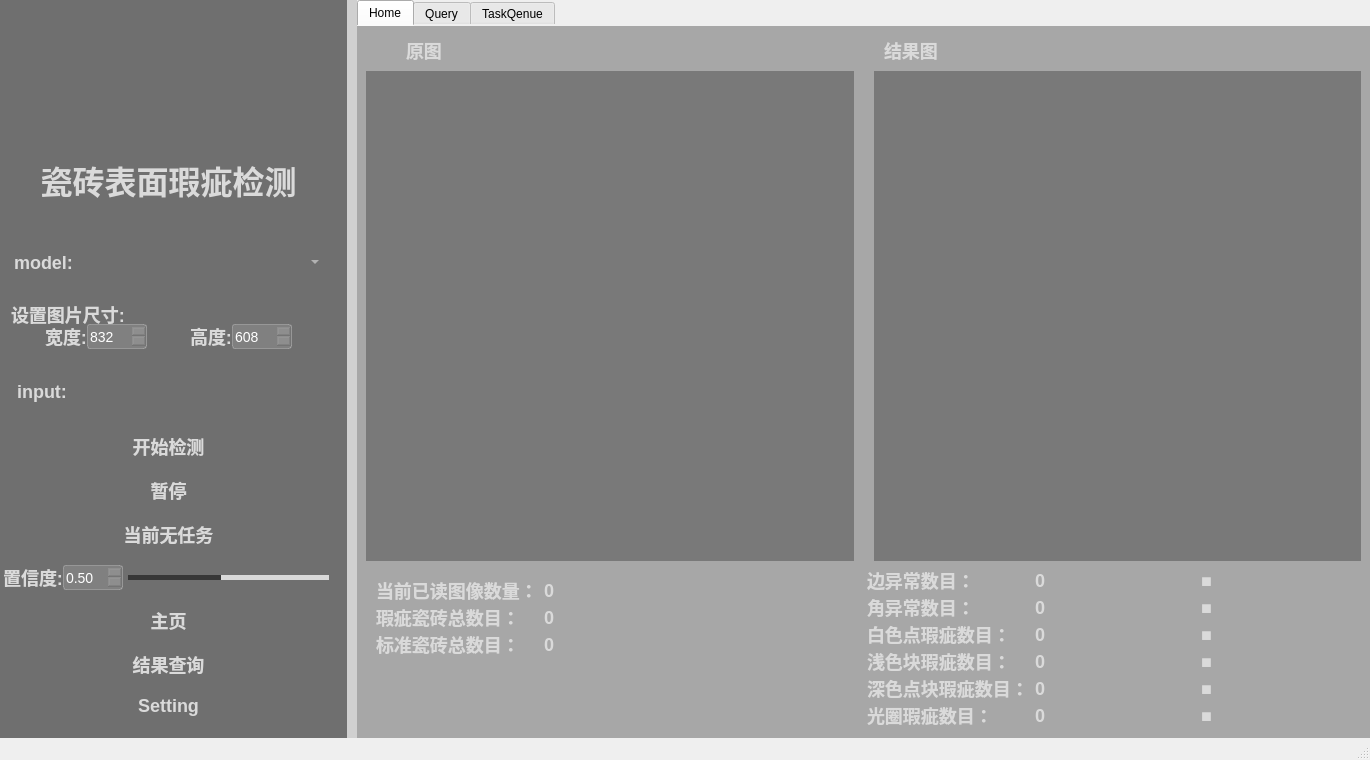
liwanyu0000/project, file ui/Window.ui: the form before one commit.
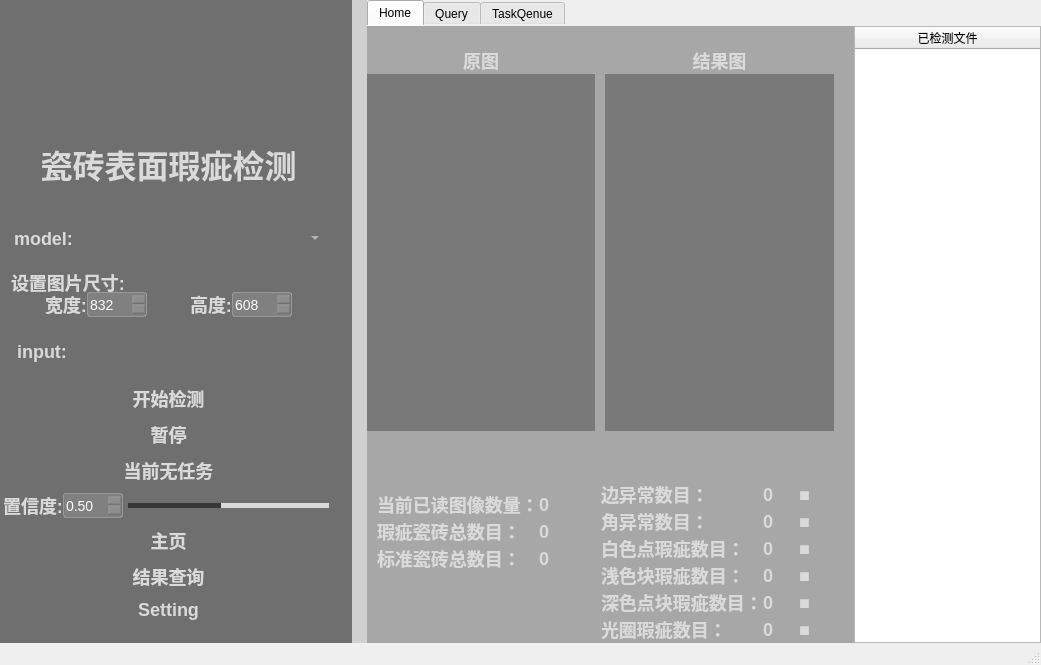
The form after the commit. Icons and pictures are not drawn.

What changed in the file:
```diff
--- a/ui/Window.ui
+++ b/ui/Window.ui
@@ -6,8 +6,8 @@
    <rect>
     <x>0</x>
     <y>0</y>
-    <width>1370</width>
-    <height>760</height>
+    <width>1010</width>
+    <height>665</height>
    </rect>
   </property>
   <property name="windowTitle">
@@ -95,9 +95,6 @@
 }
 #queryButton {
 	font-size: 24px;
-}
-# {
-	background:rgba(85, 85, 85, 0.2);
 }</string>
   </property>
   <widget class="QWidget" name="centralwidget">
@@ -106,7 +103,7 @@
 border: 0px solid #42adff;
 border-radius:5px;}</string>
    </property>
-   <layout class="QHBoxLayout" name="horizontalLayout_4" stretch="1,0,5">
+   <layout class="QHBoxLayout" name="horizontalLayout_4" stretch="5,1,20">
     <property name="spacing">
      <number>0</number>
     </property>
@@ -1112,12 +1109,12 @@
          <property name="minimumSize">
           <size>
            <width>0</width>
-           <height>100</height>
+           <height>0</height>
           </size>
          </property>
          <property name="maximumSize">
           <size>
-           <width>10</width>
+           <width>15</width>
            <height>16777215</height>
           </size>
          </property>
@@ -1152,7 +1149,7 @@
       </property>
       <property name="maximumSize">
        <size>
-        <width>10</width>
+        <width>15</width>
         <height>16777215</height>
        </size>
       </property>
@@ -1224,16 +1221,43 @@
        <attribute name="title">
         <string>Home</string>
        </attribute>
-       <layout class="QVBoxLayout" name="verticalLayout_3" stretch="1,5,1">
-        <item>
-         <layout class="QHBoxLayout" name="homeHeadHorizontalLayout" stretch="0,0">
+       <layout class="QHBoxLayout" name="horizontalLayout_2" stretch="5,0,0,2">
           <property name="spacing">
            <number>0</number>
           </property>
           <property name="leftMargin">
-           <number>40</number>
-          </property>
+         <number>0</number>
+        </property>
+        <property name="topMargin">
+         <number>0</number>
+        </property>
+        <property name="rightMargin">
+         <number>0</number>
+        </property>
+        <property name="bottomMargin">
+         <number>0</number>
+        </property>
           <item>
+         <layout class="QVBoxLayout" name="homeLeftVerticalLayout">
+          <property name="spacing">
+           <number>0</number>
+          </property>
+          <item>
+           <widget class="QLabel" name="nameLabel">
+            <property name="text">
+             <string/>
+            </property>
+           </widget>
+          </item>
+          <item>
+           <layout class="QGridLayout" name="homeCenterGridLayout">
+            <property name="horizontalSpacing">
+             <number>10</number>
+            </property>
+            <property name="verticalSpacing">
+             <number>0</number>
+            </property>
+            <item row="0" column="0">
            <widget class="QLabel" name="ANSLabel">
             <property name="maximumSize">
              <size>
@@ -1247,14 +1271,17 @@
             <property name="text">
              <string>原图</string>
             </property>
-           </widget>
-          </item>
-          <item>
+              <property name="alignment">
+               <set>Qt::AlignCenter</set>
+              </property>
+             </widget>
+            </item>
+            <item row="0" column="1">
            <widget class="QLabel" name="ODLabel">
             <property name="maximumSize">
              <size>
               <width>16777215</width>
-              <height>30</height>
+                <height>16777215</height>
              </size>
             </property>
             <property name="styleSheet">
@@ -1263,17 +1290,13 @@
             <property name="text">
              <string>结果图</string>
             </property>
-           </widget>
-          </item>
-         </layout>
-        </item>
-        <item>
-         <layout class="QHBoxLayout" name="homeCenterHorizontalLayout" stretch="0,0">
-          <property name="spacing">
-           <number>20</number>
-          </property>
-          <item>
-           <widget class="QGraphicsView" name="graphicsView_2">
+              <property name="alignment">
+               <set>Qt::AlignCenter</set>
+              </property>
+             </widget>
+            </item>
+            <item row="1" column="0">
+             <widget class="QGraphicsView" name="inputImage">
             <property name="styleSheet">
              <string notr="true">QGraphicsView{
 background-color: rgba(75, 75, 75, 0.5);
@@ -1282,8 +1305,8 @@
             </property>
            </widget>
           </item>
-          <item>
-           <widget class="QGraphicsView" name="graphicsView">
+            <item row="1" column="1">
+             <widget class="QGraphicsView" name="outImage">
             <property name="styleSheet">
              <string notr="true">QGraphicsView{
 background-color: rgba(75, 75, 75, 0.5);
@@ -1295,6 +1318,97 @@
           </item>
          </layout>
         </item>
+          <item>
+           <layout class="QHBoxLayout" name="horizontalLayout">
+            <property name="spacing">
+             <number>40</number>
+            </property>
+            <item>
+             <spacer name="leftHorizontalSpacer">
+              <property name="orientation">
+               <enum>Qt::Horizontal</enum>
+              </property>
+              <property name="sizeHint" stdset="0">
+               <size>
+                <width>40</width>
+                <height>20</height>
+               </size>
+              </property>
+             </spacer>
+            </item>
+            <item>
+             <widget class="QPushButton" name="reduceButton">
+              <property name="minimumSize">
+               <size>
+                <width>50</width>
+                <height>50</height>
+               </size>
+              </property>
+              <property name="maximumSize">
+               <size>
+                <width>50</width>
+                <height>50</height>
+               </size>
+              </property>
+              <property name="text">
+               <string/>
+              </property>
+              <property name="icon">
+               <iconset resource="../apprcc.qrc">
+                <normaloff>:/img/icon/reduce.png</normaloff>:/img/icon/reduce.png</iconset>
+              </property>
+              <property name="iconSize">
+               <size>
+                <width>40</width>
+                <height>40</height>
+               </size>
+              </property>
+             </widget>
+            </item>
+            <item>
+             <widget class="QPushButton" name="amplifyButton">
+              <property name="minimumSize">
+               <size>
+                <width>50</width>
+                <height>50</height>
+               </size>
+              </property>
+              <property name="maximumSize">
+               <size>
+                <width>50</width>
+                <height>50</height>
+               </size>
+              </property>
+              <property name="text">
+               <string/>
+              </property>
+              <property name="icon">
+               <iconset resource="../apprcc.qrc">
+                <normaloff>:/img/icon/amplify.png</normaloff>:/img/icon/amplify.png</iconset>
+              </property>
+              <property name="iconSize">
+               <size>
+                <width>40</width>
+                <height>40</height>
+               </size>
+              </property>
+             </widget>
+            </item>
+            <item>
+             <spacer name="rightHorizontalSpacer">
+              <property name="orientation">
+               <enum>Qt::Horizontal</enum>
+              </property>
+              <property name="sizeHint" stdset="0">
+               <size>
+                <width>40</width>
+                <height>20</height>
+               </size>
+              </property>
+             </spacer>
+            </item>
+           </layout>
+          </item>
         <item>
          <layout class="QHBoxLayout" name="homeEndHorizontalLayout">
           <item>
@@ -1564,6 +1678,162 @@
            </layout>
           </item>
          </layout>
+          </item>
+         </layout>
+        </item>
+        <item>
+         <widget class="QPushButton" name="putAwayFileListButton">
+          <property name="sizePolicy">
+           <sizepolicy hsizetype="Preferred" vsizetype="Preferred">
+            <horstretch>0</horstretch>
+            <verstretch>0</verstretch>
+           </sizepolicy>
+          </property>
+          <property name="minimumSize">
+           <size>
+            <width>0</width>
+            <height>0</height>
+           </size>
+          </property>
+          <property name="maximumSize">
+           <size>
+            <width>10</width>
+            <height>16777215</height>
+           </size>
+          </property>
+          <property name="styleSheet">
+           <string notr="true"/>
+          </property>
+          <property name="text">
+           <string/>
+          </property>
+          <property name="icon">
+           <iconset resource="../apprcc.qrc">
+            <normaloff>:/img/icon/展开.png</normaloff>:/img/icon/展开.png</iconset>
+          </property>
+          <property name="autoDefault">
+           <bool>false</bool>
+          </property>
+          <property name="default">
+           <bool>false</bool>
+          </property>
+          <property name="flat">
+           <bool>false</bool>
+          </property>
+         </widget>
+        </item>
+        <item>
+         <widget class="QPushButton" name="expandFieistButton">
+          <property name="sizePolicy">
+           <sizepolicy hsizetype="Preferred" vsizetype="Preferred">
+            <horstretch>0</horstretch>
+            <verstretch>0</verstretch>
+           </sizepolicy>
+          </property>
+          <property name="minimumSize">
+           <size>
+            <width>0</width>
+            <height>0</height>
+           </size>
+          </property>
+          <property name="maximumSize">
+           <size>
+            <width>10</width>
+            <height>16777215</height>
+           </size>
+          </property>
+          <property name="styleSheet">
+           <string notr="true"/>
+          </property>
+          <property name="text">
+           <string/>
+          </property>
+          <property name="icon">
+           <iconset resource="../apprcc.qrc">
+            <normaloff>:/img/icon/收起.png</normaloff>:/img/icon/收起.png</iconset>
+          </property>
+          <property name="autoDefault">
+           <bool>false</bool>
+          </property>
+          <property name="default">
+           <bool>false</bool>
+          </property>
+          <property name="flat">
+           <bool>false</bool>
+          </property>
+         </widget>
+        </item>
+        <item>
+         <widget class="QTableWidget" name="fileListTableList_2">
+          <property name="sizePolicy">
+           <sizepolicy hsizetype="Expanding" vsizetype="Expanding">
+            <horstretch>0</horstretch>
+            <verstretch>0</verstretch>
+           </sizepolicy>
+          </property>
+          <property name="mouseTracking">
+           <bool>false</bool>
+          </property>
+          <property name="tabletTracking">
+           <bool>false</bool>
+          </property>
+          <property name="styleSheet">
+           <string notr="true"/>
+          </property>
+          <property name="verticalScrollBarPolicy">
+           <enum>Qt::ScrollBarAsNeeded</enum>
+          </property>
+          <property name="editTriggers">
+           <set>QAbstractItemView::NoEditTriggers</set>
+          </property>
+          <property name="dragEnabled">
+           <bool>false</bool>
+          </property>
+          <property name="alternatingRowColors">
+           <bool>true</bool>
+          </property>
+          <attribute name="horizontalHeaderVisible">
+           <bool>true</bool>
+          </attribute>
+          <attribute name="horizontalHeaderCascadingSectionResizes">
+           <bool>false</bool>
+          </attribute>
+          <attribute name="horizontalHeaderDefaultSectionSize">
+           <number>25</number>
+          </attribute>
+          <attribute name="horizontalHeaderHighlightSections">
+           <bool>true</bool>
+          </attribute>
+          <attribute name="horizontalHeaderShowSortIndicator" stdset="0">
+           <bool>false</bool>
+          </attribute>
+          <attribute name="horizontalHeaderStretchLastSection">
+           <bool>true</bool>
+          </attribute>
+          <attribute name="verticalHeaderVisible">
+           <bool>false</bool>
+          </attribute>
+          <attribute name="verticalHeaderMinimumSectionSize">
+           <number>28</number>
+          </attribute>
+          <attribute name="verticalHeaderDefaultSectionSize">
+           <number>28</number>
+          </attribute>
+          <attribute name="verticalHeaderShowSortIndicator" stdset="0">
+           <bool>false</bool>
+          </attribute>
+          <attribute name="verticalHeaderStretchLastSection">
+           <bool>false</bool>
+          </attribute>
+          <column>
+           <property name="text">
+            <string>已检测文件</string>
+           </property>
+           <property name="textAlignment">
+            <set>AlignCenter</set>
+           </property>
+          </column>
+         </widget>
         </item>
        </layout>
       </widget>
```
Left out of the diff: 20 changed lines with no effect on the pictures. Lines whose indentation alone changed are shown as unchanged.
